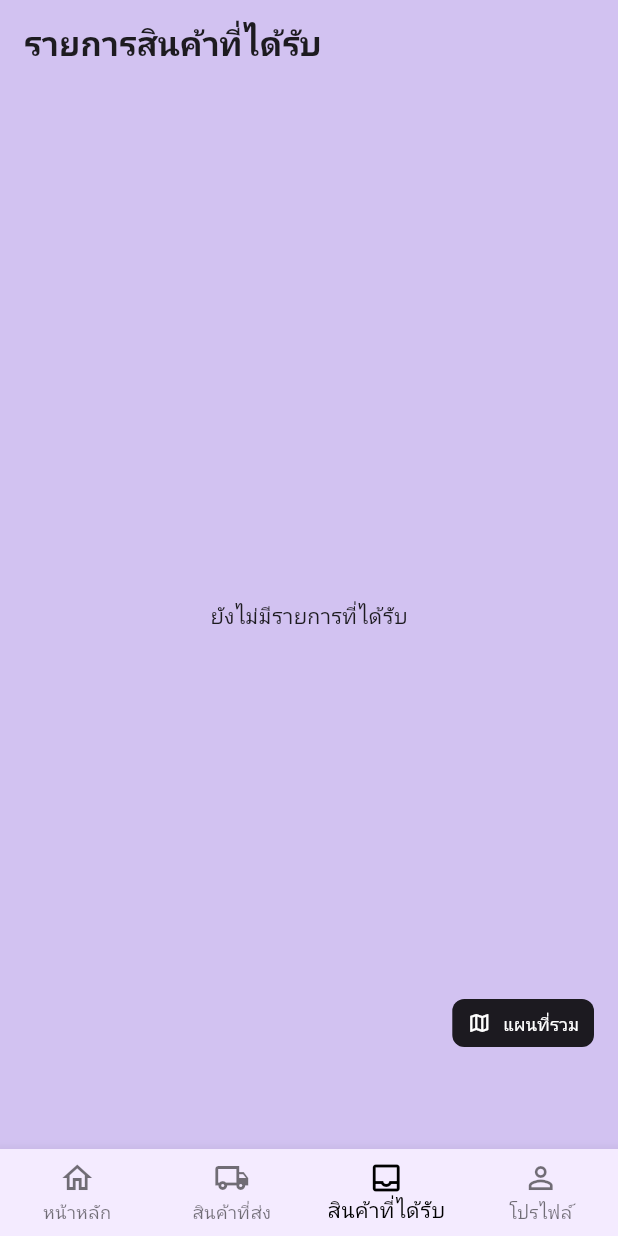
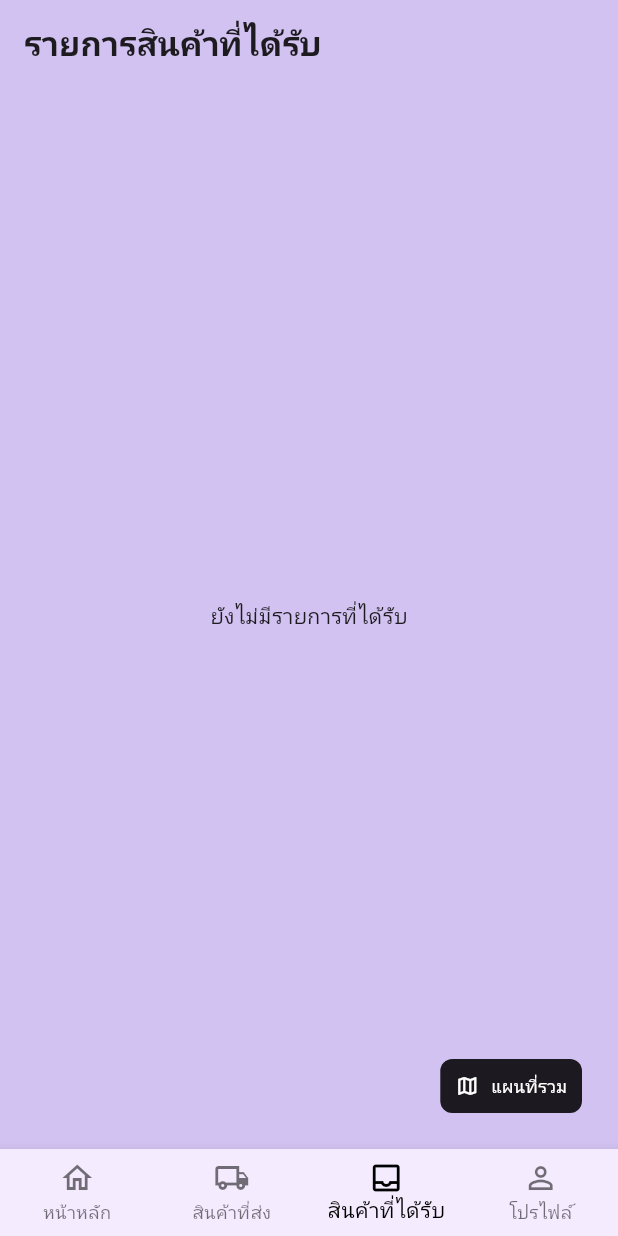
Before and after one commit to jetsada117/mobile_delivery, a Flutter app: the ReceivedItemsPage screen opened directly, on a phone screen of 412 x 824 dp. Run offline on Flutter 3.47's test engine with Material 3 defaults, Android fonts, the phone set to English and light mode, and no system bars; our stand-ins replace cloud_firestore, firebase_core, flutter_map, geolocator, get, image_picker and 2 more; accounts and stored records are empty.

Commit message:
edit format ui

```diff
--- a/lib/pages/user_pages/user_ReceivedItems.dart
+++ b/lib/pages/user_pages/user_ReceivedItems.dart
@@ -72,8 +72,7 @@ class _ReceivedItemsPageState extends State<ReceivedItemsPage> {
                 itemBuilder: (_, i) {
                   final v = items[i];
                   final name = v.product?.name ?? '(ไม่มีชื่อสินค้า)';
-                  // หยิบ sender จาก extra (ถ้าใช้วิธีเร็ว)
-                  final sender = v.extra; // UserData?
+                  final sender = v.extra;
                   final phone = (sender?.phone ?? '-') as String;
                   final imageUrl = v.product?.imageUrl ?? '';
                   final status = statusLabel(v.order.currentStatus);
@@ -81,7 +80,7 @@ class _ReceivedItemsPageState extends State<ReceivedItemsPage> {
                   return _ReceivedCard(
                     item: _ReceivedItem(
                       name: name,
-                      phone: phone, // เบอร์ผู้ส่ง
+                      phone: phone,
                       status: status,
                       imageUrl: imageUrl,
                     ),
@@ -98,13 +97,13 @@ class _ReceivedItemsPageState extends State<ReceivedItemsPage> {
               );
             },
           ),
+        ],
+      ),
 
-          Positioned(
-            right: 16,
-            bottom: 12 + kBottomNavigationBarHeight,
-            child: SafeArea(
+      floatingActionButton: SafeArea(
+        minimum: const EdgeInsets.only(right: 8, bottom: 8),
         child: SizedBox(
-                height: 32,
+          height: 36,
           child: ElevatedButton.icon(
             onPressed: () {
               final points = <LatLng>[
@@ -124,18 +123,12 @@ class _ReceivedItemsPageState extends State<ReceivedItemsPage> {
               );
             },
             icon: const Icon(Icons.map_outlined, size: 16),
-                  label: const Text(
-                    'แผนที่รวม',
-                    style: TextStyle(fontSize: 12),
-                  ),
+            label: const Text('แผนที่รวม', style: TextStyle(fontSize: 12)),
             style: ElevatedButton.styleFrom(
               elevation: 0,
               backgroundColor: Colors.black87,
               foregroundColor: Colors.white,
-                    padding: const EdgeInsets.symmetric(
-                      horizontal: 10,
-                      vertical: 8,
-                    ),
+              padding: const EdgeInsets.symmetric(horizontal: 10, vertical: 8),
               shape: RoundedRectangleBorder(
                 borderRadius: BorderRadius.circular(8),
               ),
@@ -143,9 +136,7 @@ class _ReceivedItemsPageState extends State<ReceivedItemsPage> {
           ),
         ),
       ),
-          ),
-        ],
-      ),
+      floatingActionButtonLocation: FloatingActionButtonLocation.endFloat,
 
       bottomNavigationBar: BottomNavigationBar(
         currentIndex: _navIndex,
@@ -197,7 +188,7 @@ class _ReceivedItemsPageState extends State<ReceivedItemsPage> {
 
 class _ReceivedItem {
   final String name;
-  final String phone; // <- เบอร์ผู้ส่ง
+  final String phone;
   final String status;
   final String imageUrl;
   const _ReceivedItem({
```
Lines whose indentation alone changed are shown as unchanged.
